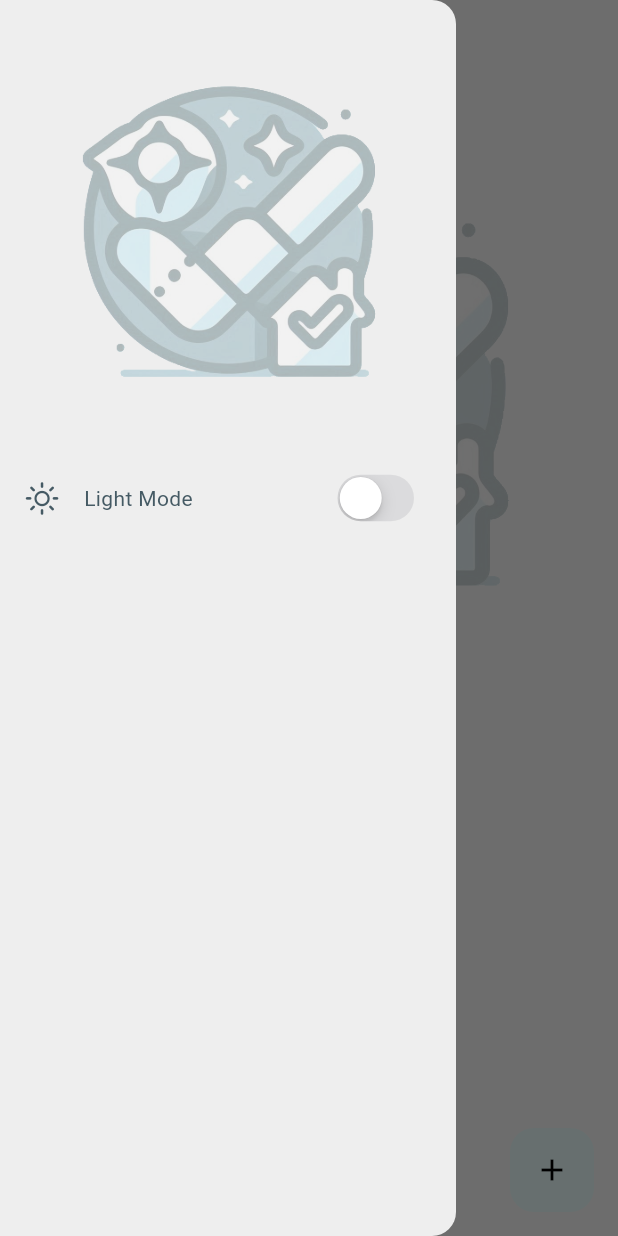
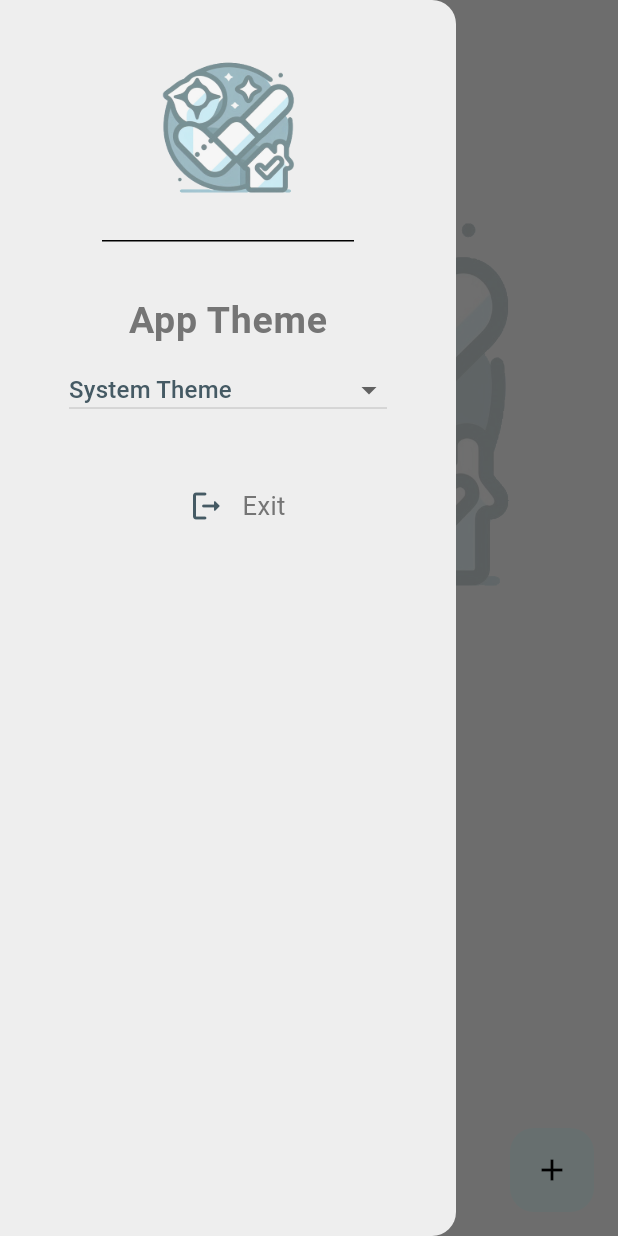
Before and after one commit to junii03/HabitSync, a Flutter app: the screen it shows after launch, with the side drawer open, on a phone screen of 412 x 824 dp. Run offline on Flutter 3.47's test engine with Material 3 defaults, Android fonts, the phone set to English and light mode, and no system bars; our stand-ins replace flutter_heatmap_calendar, flutter_slidable, isar; accounts and stored records are empty; generated files the repository leaves out were written again.

Commit message:
Fixed issue with theme modes

```diff
--- a/lib/components/my_drawer.dart
+++ b/lib/components/my_drawer.dart
@@ -1,5 +1,5 @@
-import 'package:flutter/cupertino.dart';
 import 'package:flutter/material.dart';
+import 'package:flutter/services.dart';
 import 'package:habbit_tracker/theme/theme_provider.dart';
 import 'package:provider/provider.dart';
 
@@ -8,44 +8,125 @@ class MyDrawer extends StatelessWidget {
 
   @override
   Widget build(BuildContext context) {
-    final themeProvider = Provider.of<ThemeProvider>(context);
-    final isDarkMode = themeProvider.isDark;
+    Provider.of<ThemeProvider>(context);
 
     return Drawer(
       backgroundColor: Theme.of(context).colorScheme.surface,
-      child: Column(
+      child: ListView(
         children: [
-          Opacity(
-            opacity: 0.3,
-            child: Image.asset(
-              'assets/logo.png',
+          Column(
+            mainAxisAlignment: MainAxisAlignment.spaceBetween,
+            mainAxisSize: MainAxisSize.max,
+            children: [
+              Column(
+                mainAxisAlignment: MainAxisAlignment.spaceEvenly,
+                mainAxisSize: MainAxisSize.max,
+                children: [
+                  DrawerHeader(
+                      child: Image(
+                    image: const AssetImage('assets/logo.png'),
+                    color:
+                        Theme.of(context).colorScheme.surface.withOpacity(0.5),
+                    colorBlendMode: BlendMode.srcATop,
                     fit: BoxFit.contain,
-              color: Theme.of(context).colorScheme.surface.withOpacity(0.1),
-              // Optional: Add some opacity
-              colorBlendMode: BlendMode.srcATop,
+                  )),
+                  Container(
+                    decoration: BoxDecoration(
+                        color: Theme.of(context).colorScheme.surface,
+                        borderRadius: BorderRadius.circular(12)),
+                    padding: const EdgeInsets.all(16.0),
+                    margin: const EdgeInsets.symmetric(
+                        horizontal: 20, vertical: 10),
+                    child: Consumer<ThemeProvider>(
+                      builder: (context, themeProvider, child) {
+                        return Column(
+                          mainAxisSize: MainAxisSize.max,
+                          mainAxisAlignment: MainAxisAlignment.spaceEvenly,
+                          crossAxisAlignment: CrossAxisAlignment.center,
+                          children: [
+                            Text(
+                              'App Theme',
+                              style: Theme.of(context)
+                                  .textTheme
+                                  .bodyLarge
+                                  ?.copyWith(
+                                    fontWeight: FontWeight.bold,
+                                    fontSize: 25,
                                   ),
                             ),
-          // Switch for Dark Mode
-          Center(
-            child: ListTile(
-              leading: Icon(
-                isDarkMode ? CupertinoIcons.moon : CupertinoIcons.sun_max,
-                color: Theme.of(context).colorScheme.onSurface,
+                            DropdownButton<ThemeMode>(
+                              isDense: true,
+                              borderRadius: BorderRadius.circular(12),
+                              value: themeProvider.themeMode,
+                              isExpanded: true,
+                              padding: const EdgeInsets.symmetric(
+                                  vertical: 15, horizontal: 10),
+                              items: [
+                                DropdownMenuItem(
+                                  value: ThemeMode.system,
+                                  child: Text(
+                                    'System Theme',
+                                    style: TextStyle(
+                                      color: Theme.of(context)
+                                          .colorScheme
+                                          .onSurface,
                                     ),
-              title: Text(
-                isDarkMode ? 'Dark Mode' : 'Light Mode',
-                style: Theme.of(context).textTheme.bodyMedium?.copyWith(
+                                  ),
+                                ),
+                                DropdownMenuItem(
+                                  value: ThemeMode.dark,
+                                  child: Text(
+                                    'Dark Mode',
+                                    style: TextStyle(
+                                        color: Theme.of(context)
+                                            .colorScheme
+                                            .onSurface),
+                                  ),
+                                ),
+                                DropdownMenuItem(
+                                  value: ThemeMode.light,
+                                  child: Text(
+                                    'Light Mode',
+                                    style: TextStyle(
+                                        color: Theme.of(context)
+                                            .colorScheme
+                                            .onSurface),
+                                  ),
+                                ),
+                              ],
+                              onChanged: (ThemeMode? mode) {
+                                if (mode != null) {
+                                  themeProvider.setTheme(mode);
+                                }
+                              },
+                            ),
+                          ],
+                        );
+                      },
+                    ),
+                  ),
+                ],
+              ),
+              Row(
+                crossAxisAlignment: CrossAxisAlignment.center,
+                mainAxisAlignment: MainAxisAlignment.center,
+                children: [
+                  IconButton(
+                    onPressed: () => SystemNavigator.pop(),
+                    icon: Icon(
+                      Icons.logout_rounded,
                       color: Theme.of(context).colorScheme.onSurface,
                     ),
                   ),
-              trailing: CupertinoSwitch(
-                value: isDarkMode,
-                onChanged: (value) {
-                  themeProvider.toggleTheme();
-                },
-                activeColor: Theme.of(context).colorScheme.secondary,
+                  Text(
+                    'Exit',
+                    style: Theme.of(context).textTheme.bodyMedium?.copyWith(
+                          fontSize: 17,
                         ),
                   ),
+                ],
+              ),
+            ],
           ),
         ],
       ),
--- a/lib/main.dart
+++ b/lib/main.dart
@@ -1,6 +1,8 @@
 import 'package:flutter/material.dart';
 import 'package:habbit_tracker/database/habit_database.dart';
 import 'package:habbit_tracker/pages/home_page.dart';
+import 'package:habbit_tracker/theme/dark_theme.dart';
+import 'package:habbit_tracker/theme/light_theme.dart';
 import 'package:habbit_tracker/theme/theme_provider.dart';
 import 'package:provider/provider.dart';
 
@@ -26,10 +28,13 @@ class MyApp extends StatelessWidget {
   // This widget is the root of your application.
   @override
   Widget build(BuildContext context) {
+    final themeProvider = Provider.of<ThemeProvider>(context);
     return MaterialApp(
-      theme: Provider.of<ThemeProvider>(context).themeData,
       debugShowCheckedModeBanner: false,
       home: const HomePage(),
+      theme: lightMode,
+      darkTheme: darkMode,
+      themeMode: themeProvider.themeMode,
     );
   }
 }
--- a/lib/theme/theme_provider.dart
+++ b/lib/theme/theme_provider.dart
@@ -1,30 +1,24 @@
+import 'dart:ui';
+
 import 'package:flutter/material.dart';
-import 'package:habbit_tracker/theme/dark_theme.dart';
-import 'package:habbit_tracker/theme/light_theme.dart';
 
 class ThemeProvider extends ChangeNotifier {
-  // initially in light mode
-  ThemeData _themeData = lightMode;
+  ThemeMode _themeMode = ThemeMode.system;
 
-  // get current theme
-  ThemeData get themeData => _themeData;
+  ThemeMode get themeMode => _themeMode;
 
-  bool get isDark => _themeData == darkMode;
+  bool get isDarkMode =>
+      _themeMode == ThemeMode.dark ||
+      (_themeMode == ThemeMode.system &&
+          PlatformDispatcher.instance.platformBrightness == Brightness.dark);
 
-  // set Theme
-  set themeData(ThemeData themData) {
-    _themeData = themData;
+  set themeMode(ThemeMode mode) {
+    _themeMode = mode;
     notifyListeners();
   }
 
-  // toggle theme
-  void toggleTheme() {
-    if (_themeData == lightMode) {
-      _themeData = darkMode;
-    } else {
-      _themeData = lightMode;
-    }
+  void setTheme(ThemeMode mode) {
+    _themeMode = mode;
     notifyListeners();
   }
-
 }
```
Also changed, not shown: 1 other file. Lines whose indentation alone changed are shown as unchanged.
